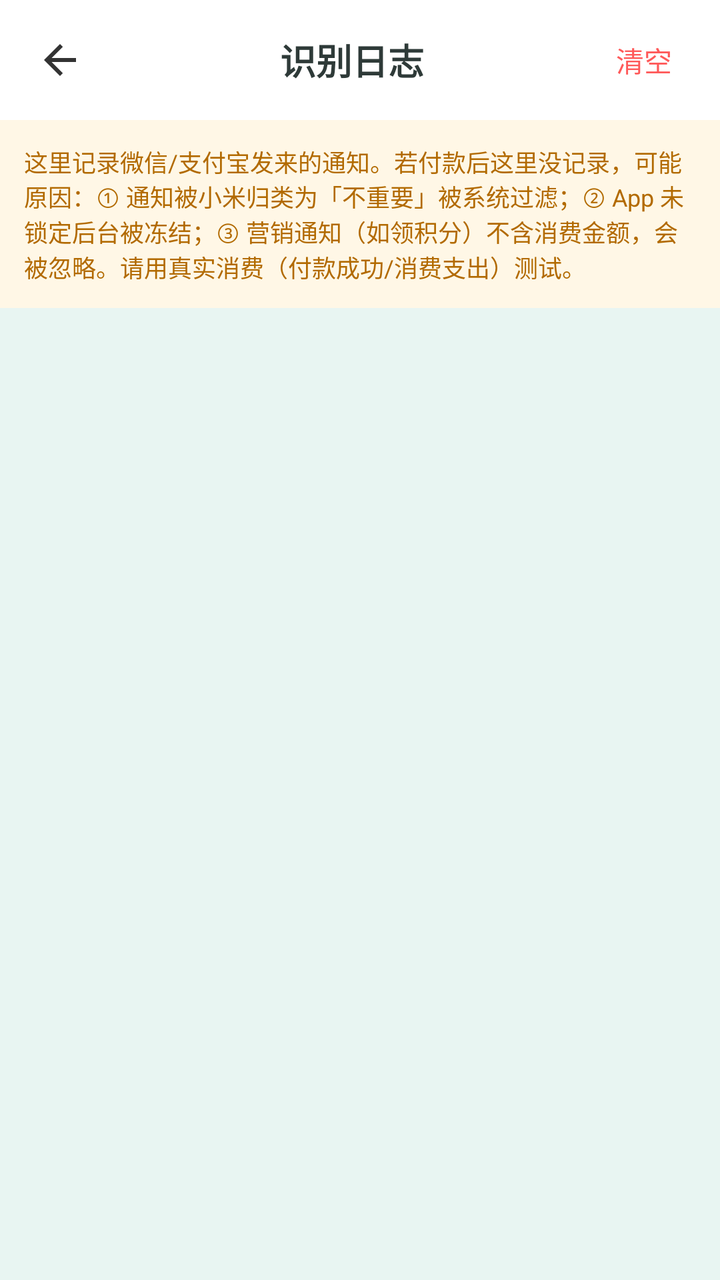
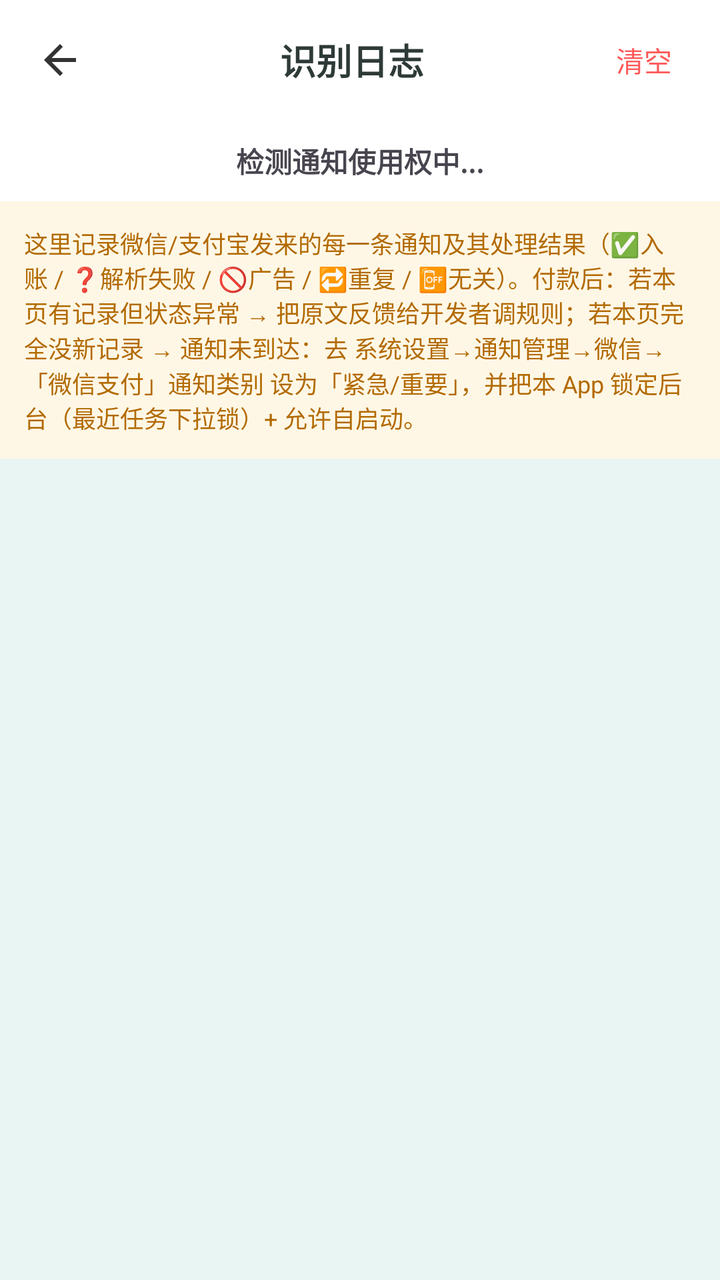

Before-and-after screenshots of an Android layout around one commit, followed by the original layout XML and the change that was made.
<!-- AndroidManifest.xml: application theme Theme.Jizhang -->
<!-- res/layout/activity_notify_log.xml -->
<?xml version="1.0" encoding="utf-8"?>
<LinearLayout xmlns:android="http://schemas.android.com/apk/res/android"
    android:layout_width="match_parent"
    android:layout_height="match_parent"
    android:background="@color/bg_page"
    android:orientation="vertical">

    <LinearLayout
        android:layout_width="match_parent"
        android:layout_height="wrap_content"
        android:background="@color/surface_white"
        android:gravity="center_vertical"
        android:orientation="horizontal"
        android:paddingLeft="8dp"
        android:paddingRight="16dp"
        android:paddingTop="8dp"
        android:paddingBottom="8dp">

        <ImageView
            android:id="@+id/btn_back"
            android:layout_width="44dp"
            android:layout_height="44dp"
            android:contentDescription="返回"
            android:padding="10dp"
            android:src="@drawable/ic_back" />

        <TextView
            android:layout_width="0dp"
            android:layout_height="wrap_content"
            android:layout_weight="1"
            android:gravity="center"
            android:text="识别日志"
            android:textColor="@color/text_primary"
            android:textSize="18sp"
            android:textStyle="bold" />

        <TextView
            android:id="@+id/btn_clear"
            android:layout_width="wrap_content"
            android:layout_height="wrap_content"
            android:padding="8dp"
            android:text="清空"
            android:textColor="@color/expense"
            android:textSize="14sp" />
    </LinearLayout>

    <TextView
        android:id="@+id/tv_hint"
        android:layout_width="match_parent"
        android:layout_height="wrap_content"
        android:background="#FFF7E6"
        android:padding="12dp"
        android:text="这里记录微信/支付宝发来的通知。若付款后这里没记录，可能原因：① 通知被小米归类为「不重要」被系统过滤；② App 未锁定后台被冻结；③ 营销通知（如领积分）不含消费金额，会被忽略。请用真实消费（付款成功/消费支出）测试。"
        android:textColor="#B26A00"
        android:textSize="12sp" />

    <FrameLayout
        android:layout_width="match_parent"
        android:layout_height="match_parent">

        <androidx.recyclerview.widget.RecyclerView
            android:id="@+id/recycler"
            android:layout_width="match_parent"
            android:layout_height="match_parent"
            android:padding="16dp" />

        <TextView
            android:id="@+id/tv_empty"
            android:layout_width="wrap_content"
            android:layout_height="wrap_content"
            android:layout_gravity="center"
            android:gravity="center"
            android:padding="20dp"
            android:text="暂无识别记录\n\n开启通知使用权后，收到微信/支付宝通知会显示在这里"
            android:textColor="@color/text_secondary"
            android:textSize="14sp"
            android:visibility="gone" />
    </FrameLayout>
</LinearLayout>
<!-- resources referenced by this layout -->
<resources>
  <color name="bg_page">#E8F5F2</color>
  <color name="expense">#FF5A5A</color>
  <color name="surface_white">#FFFFFF</color>
  <color name="text_primary">#2E3A38</color>
  <color name="text_secondary">#88A09C</color>
  <!-- drawable ic_back (drawable) -->
  <vector xmlns:android="http://schemas.android.com/apk/res/android"
      android:width="24dp"
      android:height="24dp"
      android:viewportWidth="24"
      android:viewportHeight="24">
      <path
          android:fillColor="#FF333333"
          android:pathData="M20,11H7.83l5.59,-5.59L12,4l-8,8 8,8 1.41,-1.41L7.83,13H20v-2z" />
  </vector>
  <style name="Theme.Jizhang" parent="Theme.Material3.Light.NoActionBar">
          <item name="colorPrimary">@color/primary</item>
          <item name="colorOnPrimary">@color/surface_white</item>
          <item name="android:statusBarColor">@color/primary_dark</item>
          <item name="android:windowBackground">@color/bg_page</item>
      </style>
  <color name="primary">#4DB6AC</color>
  <color name="primary_dark">#26A69A</color>
</resources>

<!-- the commit's change to res/layout/activity_notify_log.xml (unified diff, before → after) -->
@@ -45,12 +45,23 @@
     </LinearLayout>
 
     <TextView
+        android:id="@+id/tv_listener_status"
+        android:layout_width="match_parent"
+        android:layout_height="wrap_content"
+        android:background="@color/surface_white"
+        android:gravity="center"
+        android:padding="10dp"
+        android:text="检测通知使用权中..."
+        android:textSize="14sp"
+        android:textStyle="bold" />
+
+    <TextView
         android:id="@+id/tv_hint"
         android:layout_width="match_parent"
         android:layout_height="wrap_content"
         android:background="#FFF7E6"
         android:padding="12dp"
-        android:text="这里记录微信/支付宝发来的通知。若付款后这里没记录，可能原因：① 通知被小米归类为「不重要」被系统过滤；② App 未锁定后台被冻结；③ 营销通知（如领积分）不含消费金额，会被忽略。请用真实消费（付款成功/消费支出）测试。"
+        android:text="这里记录微信/支付宝发来的每一条通知及其处理结果（✅入账 / ❓解析失败 / 🚫广告 / 🔁重复 / 📴无关）。付款后：若本页有记录但状态异常 → 把原文反馈给开发者调规则；若本页完全没新记录 → 通知未到达：去 系统设置→通知管理→微信→「微信支付」通知类别 设为「紧急/重要」，并把本 App 锁定后台（最近任务下拉锁）+ 允许自启动。"
         android:textColor="#B26A00"
         android:textSize="12sp" />
 
